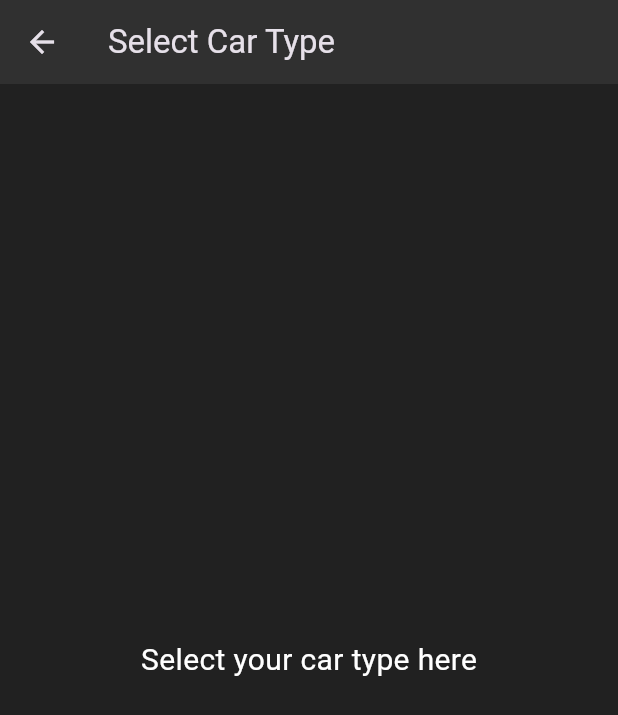
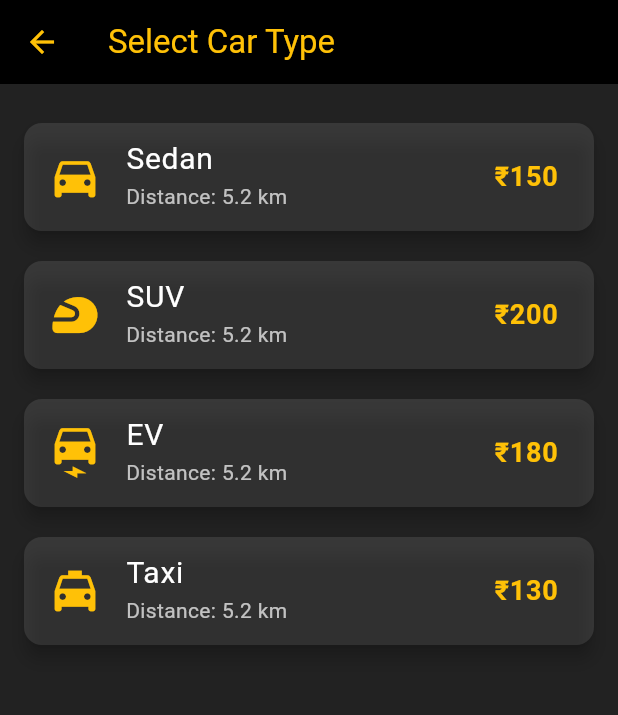
Before and after one commit to Sharanmalali/interntask, a Flutter app: the SelectCarPage screen opened directly, on a phone screen of 412 x 824 dp. Shown: the top 715 px of the screen. Run offline on Flutter 3.47's test engine with Material 3 defaults, Android fonts, the phone set to English and light mode, and no system bars; our stand-ins replace firebase_auth, firebase_core, google_sign_in; accounts and stored records are empty.

Commit message:
BACKGROUND

```diff
--- a/lib/home_page.dart
+++ b/lib/home_page.dart
@@ -1,4 +1,5 @@
 import 'package:flutter/material.dart';
+import 'package:interntask/select_car_page.dart';
 
 class HomePage extends StatefulWidget {
   const HomePage({super.key});
@@ -233,24 +234,3 @@ class AdvertisementCard extends StatelessWidget {
     );
   }
 }
-
-class SelectCarPage extends StatelessWidget {
-  const SelectCarPage({super.key});
-
-  @override
-  Widget build(BuildContext context) {
-    return Scaffold(
-      backgroundColor: Colors.grey[900],
-      appBar: AppBar(
-        title: const Text('Select Car Type'),
-        backgroundColor: Colors.grey[850],
-      ),
-      body: const Center(
-        child: Text(
-          'Select your car type here',
-          style: TextStyle(fontSize: 20, color: Colors.white),
-        ),
-      ),
-    );
-  }
-}
--- a/lib/main.dart
+++ b/lib/main.dart
@@ -36,18 +36,19 @@ class AuthHome extends StatelessWidget {
   @override
   Widget build(BuildContext context) {
     return Scaffold(
-      backgroundColor: Colors.black,
+      backgroundColor: Colors.grey[900],
       body: Center(
         child: Column(
           mainAxisAlignment: MainAxisAlignment.center,
           children: [
             ElevatedButton(
               onPressed: () => Navigator.pushNamed(context, '/login'),
-              child: const Text("Go to Login"),
+              child: const Text("Login"),
             ),
+            const SizedBox(height: 10,),
             ElevatedButton(
               onPressed: () => Navigator.pushNamed(context, '/register'),
-              child: const Text("Go to Register"),
+              child: const Text("Register"),
             ),
           ],
         ),
--- a/lib/select_car_page.dart
+++ b/lib/select_car_page.dart
@@ -0,0 +1,88 @@
+import 'package:flutter/material.dart';
+
+class SelectCarPage extends StatelessWidget {
+  const SelectCarPage({super.key});
+
+  @override
+  Widget build(BuildContext context) {
+    return Scaffold(
+      backgroundColor: Colors.black87,
+      appBar: AppBar(
+        backgroundColor: Colors.black,
+        title: const Text(
+          'Select Car Type',
+          style: TextStyle(color: Colors.amber),
+        ),
+        iconTheme: const IconThemeData(color: Colors.amber),
+      ),
+      body: Padding(
+        padding: const EdgeInsets.all(16.0),
+        child: ListView(
+          children: const [
+            RideCard(
+              icon: Icons.directions_car,
+              label: 'Sedan',
+              cost: 150,
+              distance: '5.2 km',
+            ),
+            RideCard(
+              icon: Icons.sports_motorsports,
+              label: 'SUV',
+              cost: 200,
+              distance: '5.2 km',
+            ),
+            RideCard(
+              icon: Icons.electric_car,
+              label: 'EV',
+              cost: 180,
+              distance: '5.2 km',
+            ),
+            RideCard(
+              icon: Icons.local_taxi,
+              label: 'Taxi',
+              cost: 130,
+              distance: '5.2 km',
+            ),
+          ],
+        ),
+      ),
+    );
+  }
+}
+
+class RideCard extends StatelessWidget {
+  final IconData icon;
+  final String label;
+  final int cost;
+  final String distance;
+
+  const RideCard({
+    super.key,
+    required this.icon,
+    required this.label,
+    required this.cost,
+    required this.distance,
+  });
+
+  @override
+  Widget build(BuildContext context) {
+    return Card(
+      color: Colors.white10,
+      shape: RoundedRectangleBorder(borderRadius: BorderRadius.circular(12)),
+      elevation: 5,
+      margin: const EdgeInsets.symmetric(vertical: 10),
+      child: ListTile(
+        leading: Icon(icon, color: Colors.amber, size: 36),
+        title: Text(label, style: const TextStyle(color: Colors.white, fontSize: 20)),
+        subtitle: Text('Distance: $distance', style: const TextStyle(color: Colors.white70)),
+        trailing: Text(
+          '₹$cost',
+          style: const TextStyle(color: Colors.amber, fontSize: 18, fontWeight: FontWeight.bold),
+        ),
+        onTap: () {
+          // You can add navigation or selection logic here later
+        },
+      ),
+    );
+  }
+}
```
